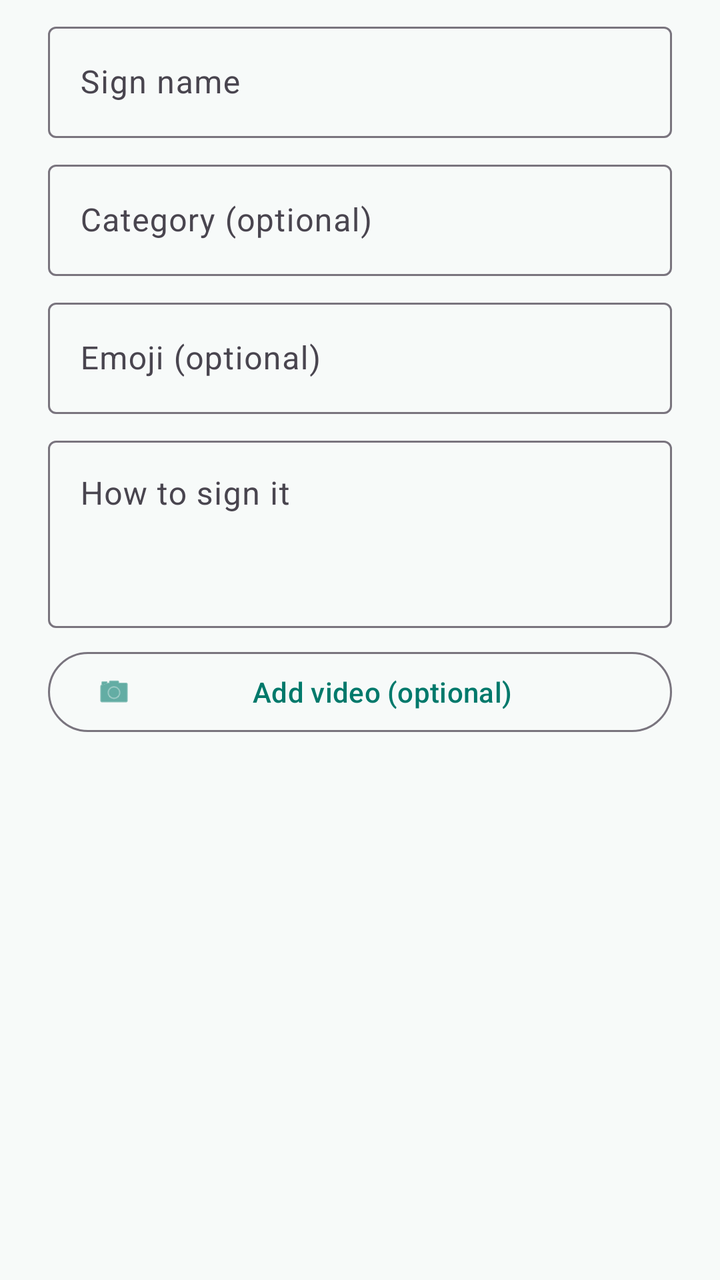
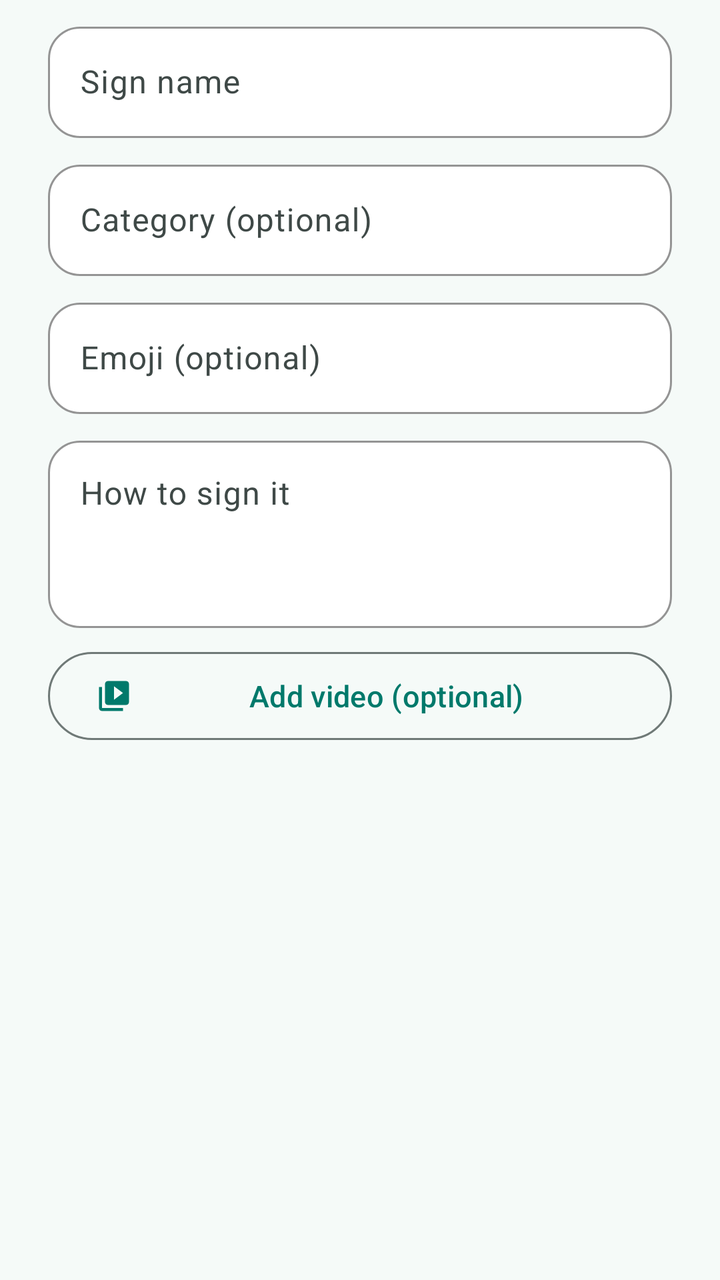

Screens rendered from an Android XML layout before and after an edit, with the pre-edit source and the edit as a unified diff.
<!-- AndroidManifest.xml: application theme Theme.SignTalk -->
<!-- res/layout/dialog_add_dictionary_entry.xml -->
<?xml version="1.0" encoding="utf-8"?>
<LinearLayout xmlns:android="http://schemas.android.com/apk/res/android"
    xmlns:app="http://schemas.android.com/apk/res-auto"
    android:layout_width="match_parent"
    android:layout_height="wrap_content"
    android:orientation="vertical"
    android:paddingHorizontal="24dp"
    android:paddingTop="8dp">

    <com.google.android.material.textfield.TextInputLayout
        style="@style/Widget.Material3.TextInputLayout.OutlinedBox"
        android:layout_width="match_parent"
        android:layout_height="wrap_content"
        android:hint="Sign name">

        <com.google.android.material.textfield.TextInputEditText
            android:id="@+id/nameInput"
            android:layout_width="match_parent"
            android:layout_height="wrap_content"
            android:singleLine="true" />
    </com.google.android.material.textfield.TextInputLayout>

    <com.google.android.material.textfield.TextInputLayout
        style="@style/Widget.Material3.TextInputLayout.OutlinedBox"
        android:layout_width="match_parent"
        android:layout_height="wrap_content"
        android:layout_marginTop="8dp"
        android:hint="Category (optional)">

        <com.google.android.material.textfield.TextInputEditText
            android:id="@+id/categoryInput"
            android:layout_width="match_parent"
            android:layout_height="wrap_content"
            android:singleLine="true" />
    </com.google.android.material.textfield.TextInputLayout>

    <com.google.android.material.textfield.TextInputLayout
        style="@style/Widget.Material3.TextInputLayout.OutlinedBox"
        android:layout_width="match_parent"
        android:layout_height="wrap_content"
        android:layout_marginTop="8dp"
        android:hint="Emoji (optional)">

        <com.google.android.material.textfield.TextInputEditText
            android:id="@+id/emojiInput"
            android:layout_width="match_parent"
            android:layout_height="wrap_content"
            android:singleLine="true" />
    </com.google.android.material.textfield.TextInputLayout>

    <com.google.android.material.textfield.TextInputLayout
        style="@style/Widget.Material3.TextInputLayout.OutlinedBox"
        android:layout_width="match_parent"
        android:layout_height="wrap_content"
        android:layout_marginTop="8dp"
        android:hint="How to sign it">

        <com.google.android.material.textfield.TextInputEditText
            android:id="@+id/descriptionInput"
            android:layout_width="match_parent"
            android:layout_height="wrap_content"
            android:gravity="top"
            android:minLines="3" />
    </com.google.android.material.textfield.TextInputLayout>

    <com.google.android.material.button.MaterialButton
        android:id="@+id/addVideoButton"
        style="@style/Widget.Material3.Button.OutlinedButton"
        android:layout_width="match_parent"
        android:layout_height="wrap_content"
        android:layout_marginTop="8dp"
        android:layout_marginBottom="8dp"
        android:text="Add video (optional)"
        app:icon="@android:drawable/ic_menu_camera" />

</LinearLayout>
<!-- resources referenced by this layout -->
<resources>
  <style name="Base.Theme.SignTalk" parent="Theme.Material3.DayNight.NoActionBar">
          <item name="colorPrimary">@color/teal_primary</item>
          <item name="colorOnPrimary">@color/light_surface</item>
          <item name="colorSecondary">@color/amber_accent</item>
          <item name="colorOnSecondary">@color/light_surface</item>
          <item name="colorError">@color/error_red</item>
          <item name="android:colorBackground">@color/light_background</item>
          <item name="colorSurface">@color/light_surface</item>
      </style>
  <color name="teal_primary">#FF00796B</color>
  <color name="light_surface">#FFFFFFFF</color>
  <color name="amber_accent">#FFFFA000</color>
  <color name="error_red">#FFC62828</color>
  <color name="light_background">#FFF7FAF9</color>
  <!-- unchanged entries left out for length: 1 -->
</resources>

<!-- the commit's change to res/layout/dialog_add_dictionary_entry.xml (unified diff, before → after) -->
@@ -8,7 +8,7 @@
     android:paddingTop="8dp">
 
     <com.google.android.material.textfield.TextInputLayout
-        style="@style/Widget.Material3.TextInputLayout.OutlinedBox"
+        style="@style/Widget.SignTalk.TextInput"
         android:layout_width="match_parent"
         android:layout_height="wrap_content"
         android:hint="Sign name">
@@ -21,7 +21,7 @@
     </com.google.android.material.textfield.TextInputLayout>
 
     <com.google.android.material.textfield.TextInputLayout
-        style="@style/Widget.Material3.TextInputLayout.OutlinedBox"
+        style="@style/Widget.SignTalk.TextInput"
         android:layout_width="match_parent"
         android:layout_height="wrap_content"
         android:layout_marginTop="8dp"
@@ -35,7 +35,7 @@
     </com.google.android.material.textfield.TextInputLayout>
 
     <com.google.android.material.textfield.TextInputLayout
-        style="@style/Widget.Material3.TextInputLayout.OutlinedBox"
+        style="@style/Widget.SignTalk.TextInput"
         android:layout_width="match_parent"
         android:layout_height="wrap_content"
         android:layout_marginTop="8dp"
@@ -49,7 +49,7 @@
     </com.google.android.material.textfield.TextInputLayout>
 
     <com.google.android.material.textfield.TextInputLayout
-        style="@style/Widget.Material3.TextInputLayout.OutlinedBox"
+        style="@style/Widget.SignTalk.TextInput"
         android:layout_width="match_parent"
         android:layout_height="wrap_content"
         android:layout_marginTop="8dp"
@@ -65,12 +65,12 @@
 
     <com.google.android.material.button.MaterialButton
         android:id="@+id/addVideoButton"
-        style="@style/Widget.Material3.Button.OutlinedButton"
+        style="@style/Widget.SignTalk.Button.Outlined"
         android:layout_width="match_parent"
         android:layout_height="wrap_content"
         android:layout_marginTop="8dp"
         android:layout_marginBottom="8dp"
         android:text="Add video (optional)"
-        app:icon="@android:drawable/ic_menu_camera" />
+        app:icon="@drawable/ic_video_library" />
 
 </LinearLayout>
<!-- resource entries referenced after the edit -->
@@ -1,19 +1,148 @@
 <!-- resources referenced by this layout -->
 <resources>
-  <style name="Base.Theme.SignTalk" parent="Theme.Material3.DayNight.NoActionBar">
-          <item name="colorPrimary">@color/teal_primary</item>
-          <item name="colorOnPrimary">@color/light_surface</item>
-          <item name="colorSecondary">@color/amber_accent</item>
-          <item name="colorOnSecondary">@color/light_surface</item>
-          <item name="colorError">@color/error_red</item>
-          <item name="android:colorBackground">@color/light_background</item>
-          <item name="colorSurface">@color/light_surface</item>
+  <!-- drawable ic_video_library (drawable) -->
+  <vector xmlns:android="http://schemas.android.com/apk/res/android"
+      android:width="24dp"
+      android:height="24dp"
+      android:viewportWidth="24"
+      android:viewportHeight="24"
+      android:tint="?attr/colorControlNormal">
+      <path
+          android:fillColor="@android:color/white"
+          android:pathData="M4,6H2v14c0,1.1 0.9,2 2,2h14v-2H4V6zM20,2H8c-1.1,0 -2,0.9 -2,2v12c0,1.1 0.9,2 2,2h12c1.1,0 2,-0.9 2,-2V4c0,-1.1 -0.9,-2 -2,-2zM12,14.5v-9l6,4.5 -6,4.5z" />
+  </vector>
+  <style name="Widget.SignTalk.Button.Outlined" parent="Widget.Material3.Button.OutlinedButton">
+          <item name="android:minHeight">52dp</item>
+          <item name="iconPadding">8dp</item>
+          <item name="android:textAppearance">@style/TextAppearance.SignTalk.Button</item>
       </style>
-  <color name="teal_primary">#FF00796B</color>
-  <color name="light_surface">#FFFFFFFF</color>
-  <color name="amber_accent">#FFFFA000</color>
-  <color name="error_red">#FFC62828</color>
-  <color name="light_background">#FFF7FAF9</color>
+  <style name="Widget.SignTalk.TextInput" parent="Widget.Material3.TextInputLayout.OutlinedBox">
+          <item name="boxCornerRadiusTopStart">16dp</item>
+          <item name="boxCornerRadiusTopEnd">16dp</item>
+          <item name="boxCornerRadiusBottomStart">16dp</item>
+          <item name="boxCornerRadiusBottomEnd">16dp</item>
+          <item name="boxStrokeColor">?attr/colorPrimary</item>
+          <item name="boxBackgroundColor">?attr/colorSurfaceContainerLowest</item>
+          <item name="boxBackgroundMode">outline</item>
+          <item name="startIconTint">?attr/colorOnSurfaceVariant</item>
+          <item name="endIconTint">?attr/colorOnSurfaceVariant</item>
+      </style>
+  <style name="TextAppearance.SignTalk.Button" parent="TextAppearance.Material3.LabelLarge">
+          <item name="android:textSize">15sp</item>
+          <item name="android:fontFamily">sans-serif-medium</item>
+      </style>
+  <style name="Base.Theme.SignTalk" parent="Theme.SignTalk.Components">
+          <item name="colorPrimary">@color/md_light_primary</item>
+          <item name="colorOnPrimary">@color/md_light_onPrimary</item>
+          <item name="colorPrimaryContainer">@color/md_light_primaryContainer</item>
+          <item name="colorOnPrimaryContainer">@color/md_light_onPrimaryContainer</item>
+          <item name="colorSecondary">@color/md_light_secondary</item>
+          <item name="colorOnSecondary">@color/md_light_onSecondary</item>
+          <item name="colorSecondaryContainer">@color/md_light_secondaryContainer</item>
+          <item name="colorOnSecondaryContainer">@color/md_light_onSecondaryContainer</item>
+          <item name="colorTertiary">@color/md_light_tertiary</item>
+          <item name="colorOnTertiary">@color/md_light_onTertiary</item>
+          <item name="colorTertiaryContainer">@color/md_light_tertiaryContainer</item>
+          <item name="colorOnTertiaryContainer">@color/md_light_onTertiaryContainer</item>
+          <item name="colorError">@color/md_light_error</item>
+          <item name="colorOnError">@color/md_light_onError</item>
+          <item name="colorErrorContainer">@color/md_light_errorContainer</item>
+          <item name="colorOnErrorContainer">@color/md_light_onErrorContainer</item>
+          <item name="colorOnBackground">@color/md_light_onBackground</item>
+          <item name="colorSurface">@color/md_light_surface</item>
+          <item name="colorOnSurface">@color/md_light_onSurface</item>
+          <item name="colorSurfaceVariant">@color/md_light_surfaceVariant</item>
+          <item name="colorOnSurfaceVariant">@color/md_light_onSurfaceVariant</item>
+          <item name="colorOutline">@color/md_light_outline</item>
+          <item name="colorOutlineVariant">@color/md_light_outlineVariant</item>
+          <item name="colorSurfaceContainerLowest">@color/md_light_surfaceContainerLowest</item>
+          <item name="colorSurfaceContainerLow">@color/md_light_surfaceContainerLow</item>
+          <item name="colorSurfaceContainer">@color/md_light_surfaceContainer</item>
+          <item name="colorSurfaceContainerHigh">@color/md_light_surfaceContainerHigh</item>
+          <item name="colorSurfaceContainerHighest">@color/md_light_surfaceContainerHighest</item>
+          <item name="android:colorBackground">@color/md_light_background</item>
+          <item name="colorSurfaceInverse">@color/md_light_inverseSurface</item>
+          <item name="colorOnSurfaceInverse">@color/md_light_inverseOnSurface</item>
+          <item name="colorPrimaryInverse">@color/md_light_inversePrimary</item>
+          <item name="android:windowLightStatusBar">true</item>
+          <item name="android:windowLightNavigationBar">true</item>
+      </style>
+  <style name="Theme.SignTalk.Components" parent="Theme.Material3.DayNight.NoActionBar">
+          <item name="android:statusBarColor">@android:color/transparent</item>
+          <item name="android:navigationBarColor">@android:color/transparent</item>
+          <item name="android:windowBackground">?android:attr/colorBackground</item>
+  
+          <item name="materialCardViewStyle">@style/Widget.SignTalk.Card</item>
+          <item name="toolbarStyle">@style/Widget.SignTalk.Toolbar</item>
+          <item name="textInputStyle">@style/Widget.SignTalk.TextInput</item>
+          <item name="materialButtonStyle">@style/Widget.SignTalk.Button</item>
+  
+          <item name="shapeAppearanceCornerSmall">@style/ShapeAppearance.SignTalk.Small</item>
+          <item name="shapeAppearanceCornerMedium">@style/ShapeAppearance.SignTalk.Medium</item>
+          <item name="shapeAppearanceCornerLarge">@style/ShapeAppearance.SignTalk.Large</item>
+          <item name="shapeAppearanceCornerExtraLarge">@style/ShapeAppearance.SignTalk.ExtraLarge</item>
+      </style>
+  <color name="md_light_primary">#FF00796B</color>
+  <color name="md_light_onPrimary">#FFFFFFFF</color>
+  <color name="md_light_primaryContainer">#FFB4EFE5</color>
+  <color name="md_light_onPrimaryContainer">#FF00201C</color>
+  <color name="md_light_secondary">#FF4A635F</color>
+  <color name="md_light_onSecondary">#FFFFFFFF</color>
+  <color name="md_light_secondaryContainer">#FFCCE8E2</color>
+  <color name="md_light_onSecondaryContainer">#FF05201C</color>
+  <color name="md_light_tertiary">#FF845400</color>
+  <color name="md_light_onTertiary">#FFFFFFFF</color>
+  <color name="md_light_tertiaryContainer">#FFFFDDB3</color>
+  <color name="md_light_onTertiaryContainer">#FF2A1800</color>
+  <color name="md_light_error">#FFBA1A1A</color>
+  <color name="md_light_onError">#FFFFFFFF</color>
+  <color name="md_light_errorContainer">#FFFFDAD6</color>
+  <color name="md_light_onErrorContainer">#FF410002</color>
+  <color name="md_light_onBackground">#FF171D1C</color>
+  <color name="md_light_surface">#FFF5FAF8</color>
+  <color name="md_light_onSurface">#FF171D1C</color>
+  <color name="md_light_surfaceVariant">#FFDAE5E1</color>
+  <color name="md_light_onSurfaceVariant">#FF3F4947</color>
+  <color name="md_light_outline">#FF6F7977</color>
+  <color name="md_light_outlineVariant">#FFBEC9C6</color>
+  <color name="md_light_surfaceContainerLowest">#FFFFFFFF</color>
+  <color name="md_light_surfaceContainerLow">#FFEFF5F2</color>
+  <color name="md_light_surfaceContainer">#FFE9EFEC</color>
+  <color name="md_light_surfaceContainerHigh">#FFE3EAE7</color>
+  <color name="md_light_surfaceContainerHighest">#FFDEE4E1</color>
+  <color name="md_light_background">#FFF5FAF8</color>
+  <color name="md_light_inverseSurface">#FF2B3230</color>
+  <color name="md_light_inverseOnSurface">#FFECF2EF</color>
+  <color name="md_light_inversePrimary">#FF82D5C8</color>
+  <style name="Widget.SignTalk.Card" parent="Widget.Material3.CardView.Filled">
+          <item name="cardCornerRadius">20dp</item>
+          <item name="cardElevation">0dp</item>
+          <item name="cardBackgroundColor">?attr/colorSurfaceContainerLow</item>
+      </style>
+  <style name="Widget.SignTalk.Toolbar" parent="Widget.Material3.Toolbar">
+          <item name="titleTextAppearance">@style/TextAppearance.SignTalk.ToolbarTitle</item>
+          <item name="navigationIconTint">?attr/colorOnSurface</item>
+      </style>
+  <style name="Widget.SignTalk.Button" parent="Widget.Material3.Button">
+          <item name="android:minHeight">52dp</item>
+          <item name="iconPadding">8dp</item>
+          <item name="android:textAppearance">@style/TextAppearance.SignTalk.Button</item>
+      </style>
+  <style name="ShapeAppearance.SignTalk.Small" parent="ShapeAppearance.Material3.Corner.Small">
+          <item name="cornerSize">10dp</item>
+      </style>
+  <style name="ShapeAppearance.SignTalk.Medium" parent="ShapeAppearance.Material3.Corner.Medium">
+          <item name="cornerSize">16dp</item>
+      </style>
+  <style name="ShapeAppearance.SignTalk.Large" parent="ShapeAppearance.Material3.Corner.Large">
+          <item name="cornerSize">20dp</item>
+      </style>
+  <style name="ShapeAppearance.SignTalk.ExtraLarge" parent="ShapeAppearance.Material3.Corner.ExtraLarge">
+          <item name="cornerSize">28dp</item>
+      </style>
+  <style name="TextAppearance.SignTalk.ToolbarTitle" parent="TextAppearance.Material3.TitleLarge">
+          <item name="android:fontFamily">sans-serif-medium</item>
+      </style>
   <!-- unchanged entries left out for length: 1 -->
 </resources>
 
